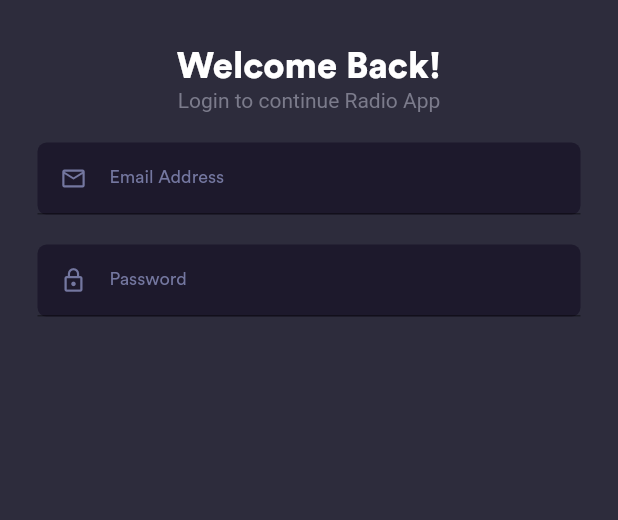
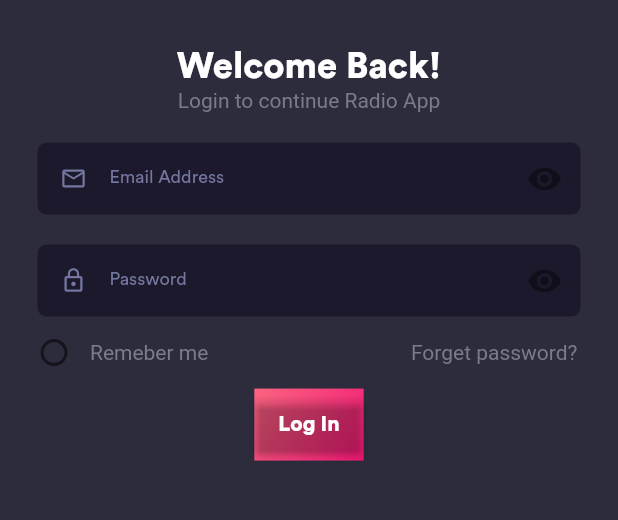
Before and after one commit to Drako-Rexon/Poddy_Caster, a Flutter app: the screen it shows after launch, on a phone screen of 412 x 824 dp, the part 213-733 px from its top. Run offline on Flutter 3.47's test engine with Material 2 defaults, Android fonts, the light colour scheme and no system bars.

Commit message:
checkbox done

```diff
--- a/lib/authorization/components/input_info_text_field.dart
+++ b/lib/authorization/components/input_info_text_field.dart
@@ -1,31 +1,85 @@
 import 'package:flutter/material.dart';
 
-class InputInfoTextField extends StatelessWidget {
+class InputInfoTextField extends StatefulWidget {
   const InputInfoTextField({
     Key? key,
     required this.text,
-    required this.icon, this.inType = TextInputType.text,
+    required this.icon,
+    this.inType = TextInputType.text,
+    this.obsText = false,
   }) : super(key: key);
   final String text;
   final IconData icon;
   final TextInputType inType;
+  final bool obsText;
+
+  @override
+  State<InputInfoTextField> createState() => _InputInfoTextFieldState();
+}
+
+class _InputInfoTextFieldState extends State<InputInfoTextField> {
+  final textController = TextEditingController();
+  bool visiblePass = true;
+
+  @override
+  void initState() {
+    // TODO: implement initState
+    super.initState();
+
+    textController.addListener(() => setState(() {}));
+  }
 
   @override
   Widget build(BuildContext context) {
     double devWidth = MediaQuery.of(context).size.width;
     return Container(
       decoration: BoxDecoration(
-          color: Color(0xFF1D192C), borderRadius: BorderRadius.circular(6)),
+        color: Color(0xFF1D192C),
+        borderRadius: BorderRadius.circular(6),
+      ),
       width: devWidth - 50,
       child: TextField(
-        keyboardType: inType,
+        obscureText: visiblePass,
+        keyboardType: widget.inType,
         decoration: InputDecoration(
+          border: InputBorder.none,
           prefixIcon: Icon(
-            icon,
+            widget.icon,
             color: Color(0xFF7477A0),
             size: 18,
           ),
-          hintText: text,
+          // suffixIcon: textController.text.isEmpty
+          //     ? Container(width: 0)
+          //     : IconButton(
+          //         icon: Icon(
+          //           Icons.close,
+          //           color: Colors.white /*Color(0xFF7477A0)*/,
+          //         ),
+          //         onPressed: () {
+          //           textController.clear();
+          //           print(textController.text.isEmpty);
+          //         }),
+          suffixIcon: IconButton(
+            icon: visiblePass
+                ? Icon(Icons.visibility)
+                : Icon(Icons.visibility_off),
+            onPressed: () {
+              setState(() {
+                visiblePass = !visiblePass;
+              });
+            },
+          ),
+          // suffixIcon: IconButton(
+          //   icon: textController.text.isNotEmpty
+          //       ? Container(width: 0)
+          //       : Icon(Icons.close),
+          //   onPressed: () {
+          //     setState(() {
+          //       visiblePass = !visiblePass;
+          //     });
+          //   },
+          // ),
+          hintText: widget.text,
           hintStyle: TextStyle(
             fontFamily: 'CircularStd-Book',
             color: Color(0xFF7477A0),
--- a/lib/authorization/sign_in/sign_in.dart
+++ b/lib/authorization/sign_in/sign_in.dart
@@ -1,9 +1,15 @@
 import 'package:flutter/material.dart';
 import 'package:podcast_app/authorization/components/input_info_text_field.dart';
 
-class SignInPage extends StatelessWidget {
+class SignInPage extends StatefulWidget {
   const SignInPage({Key? key}) : super(key: key);
 
+  @override
+  State<SignInPage> createState() => _SignInPageState();
+}
+
+class _SignInPageState extends State<SignInPage> {
+  bool value = false;
   @override
   Widget build(BuildContext context) {
     double devWidth = MediaQuery.of(context).size.width;
@@ -43,7 +49,63 @@ class SignInPage extends StatelessWidget {
             InputInfoTextField(
               text: "Password",
               icon: Icons.lock_outline,
-              inType: TextInputType.emailAddress,
+              obsText: true,
+            ),
+            Container(
+              padding: const EdgeInsets.only(left: 12, right: 27),
+              child: Row(
+                mainAxisAlignment: MainAxisAlignment.spaceBetween,
+                children: [
+                  Row(
+                    children: [
+                      Checkbox(
+                        value: value,
+                        activeColor: Color(0xFF1D192C),
+                        checkColor: Color(0xFF7B7B8B),
+                        shape: CircleBorder(),
+                        onChanged: (value) {
+                          setState(() {
+                            this.value = value!;
+                          });
+                        },
+                      ),
+                      Text(
+                        "Remeber me",
+                        style: TextStyle(
+                          color: Color(0xFF7B7B8B),
+                        ),
+                      ),
+                    ],
+                  ),
+                  Text(
+                    "Forget password?",
+                    style: TextStyle(
+                      color: Color(0xFF7B7B8B),
+                    ),
+                  ),
+                ],
+              ),
+            ),
+            Container(
+              decoration: BoxDecoration(
+                gradient: LinearGradient(
+                  begin: Alignment.topLeft,
+                  end: Alignment.bottomRight,
+                  colors: [Color(0xFFFB6580), Color(0xFFF11775)],
+                ),
+              ),
+              child: ElevatedButton(
+                style: ElevatedButton.styleFrom(
+                  primary: Color.fromARGB(0, 255, 255, 255),
+                  // onSurface: Colors.transparent,
+                  // shadowColor: Colors.transparent,
+                ),
+                onPressed: () {},
+                child: Text(
+                  "Log In",
+                  style: TextStyle(fontFamily: 'CircularStd'),
+                ),
+              ),
             ),
           ],
         ),
--- a/lib/main.dart
+++ b/lib/main.dart
@@ -2,12 +2,17 @@ import 'package:flutter/material.dart';
 import 'package:podcast_app/authorization/sign_in/sign_in.dart';
 
 void main() {
-  runApp(const MyApp());
+  runApp(MyApp());
 }
 
-class MyApp extends StatelessWidget {
+class MyApp extends StatefulWidget {
   const MyApp({Key? key}) : super(key: key);
 
+  @override
+  State<MyApp> createState() => _MyAppState();
+}
+
+class _MyAppState extends State<MyApp> {
   // This widget is the root of your application.
   @override
   Widget build(BuildContext context) {
@@ -18,7 +23,7 @@ class MyApp extends StatelessWidget {
       theme: ThemeData(
         primarySwatch: Colors.blue,
       ),
-      home: const SignInPage(),
+      home: SignInPage(),
     );
   }
 }
```
